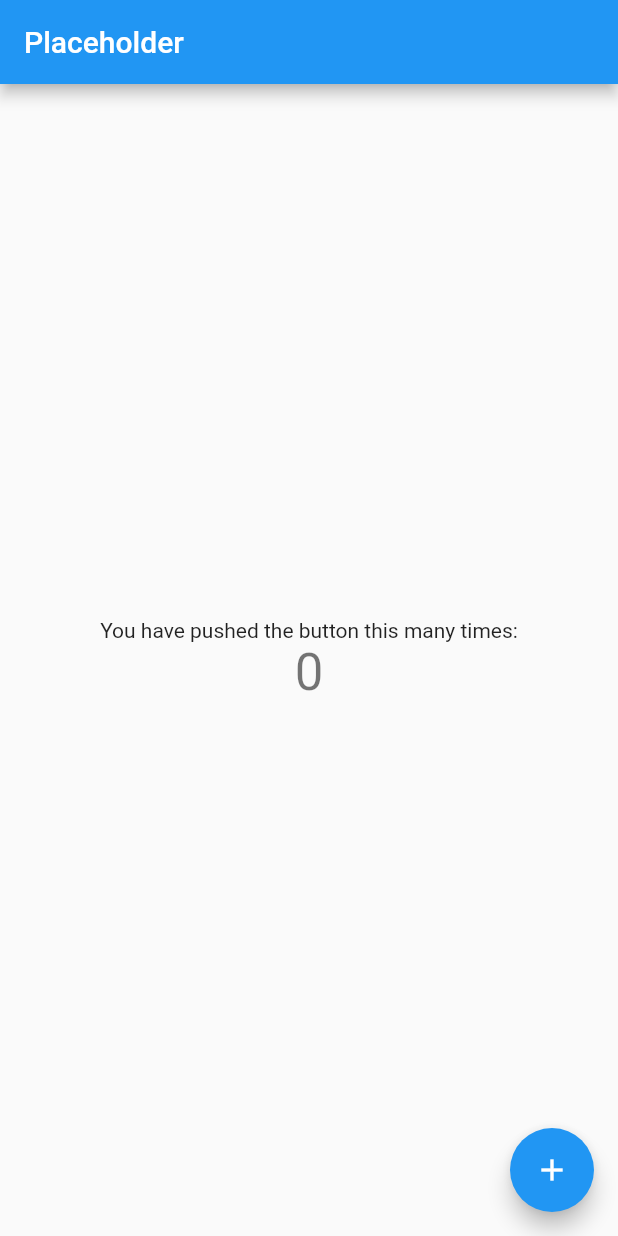
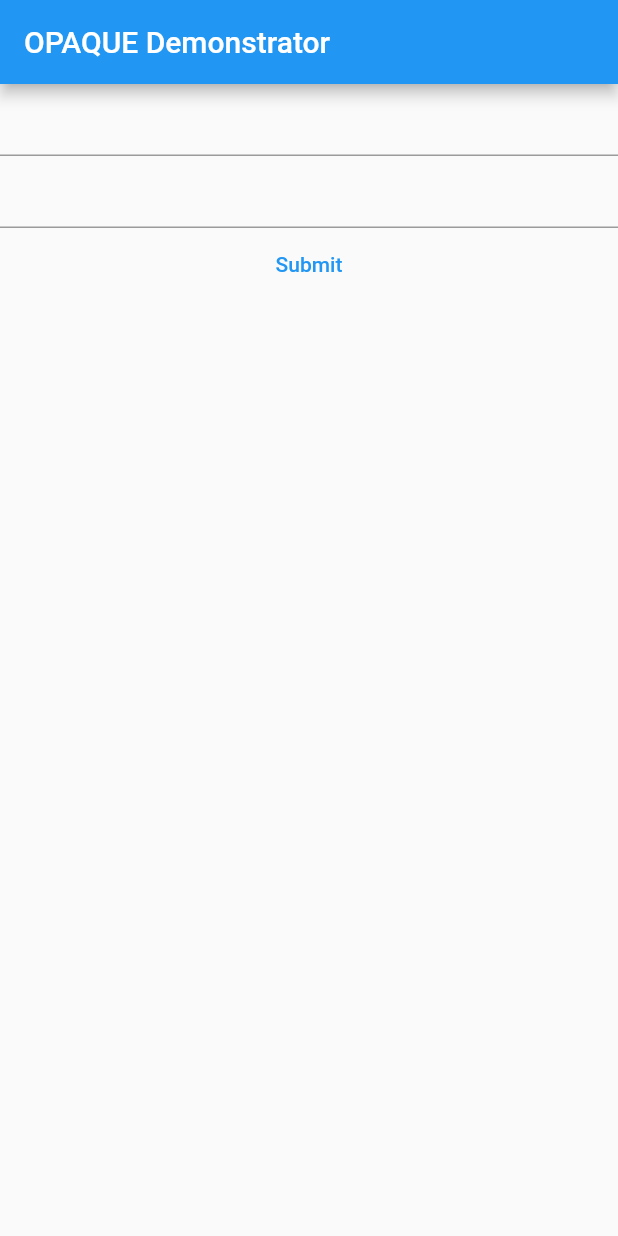
Before and after one commit to BjoernPetersen/ba-code, a Flutter app: the screen it shows after launch, on a phone screen of 412 x 824 dp. Run offline on Flutter 3.47's test engine with Material 2 defaults, Android fonts, the phone set to English and light mode, and no system bars; missing offline and left inert: cryptography, pointycastle.

Commit message:
Fix build and implement extremely barebones login form

```diff
--- a/app/lib/main.dart
+++ b/app/lib/main.dart
@@ -1,4 +1,5 @@
 import 'package:flutter/material.dart';
+import 'package:opaque_app/ui/login/page.dart';
 
 void main() {
   runApp(const MyApp());
@@ -11,105 +12,11 @@ class MyApp extends StatelessWidget {
   @override
   Widget build(BuildContext context) {
     return MaterialApp(
-      title: 'Flutter Demo',
+      title: 'Opaque Demonstrator',
       theme: ThemeData(
-        // This is the theme of your application.
-        //
-        // Try running your application with "flutter run". You'll see the
-        // application has a blue toolbar. Then, without quitting the app, try
-        // changing the primarySwatch below to Colors.green and then invoke
-        // "hot reload" (press "r" in the console where you ran "flutter run",
-        // or simply save your changes to "hot reload" in a Flutter IDE).
-        // Notice that the counter didn't reset back to zero; the application
-        // is not restarted.
         primarySwatch: Colors.blue,
       ),
-      home: const MyHomePage(title: 'Placeholder'),
+      home: const LoginPage(),
     );
   }
 }
-
-class MyHomePage extends StatefulWidget {
-  const MyHomePage({Key? key, required this.title}) : super(key: key);
-
-  // This widget is the home page of your application. It is stateful, meaning
-  // that it has a State object (defined below) that contains fields that affect
-  // how it looks.
-
-  // This class is the configuration for the state. It holds the values (in this
-  // case the title) provided by the parent (in this case the App widget) and
-  // used by the build method of the State. Fields in a Widget subclass are
-  // always marked "final".
-
-  final String title;
-
-  @override
-  State<MyHomePage> createState() => _MyHomePageState();
-}
-
-class _MyHomePageState extends State<MyHomePage> {
-  int _counter = 0;
-
-  void _incrementCounter() {
-    setState(() {
-      // This call to setState tells the Flutter framework that something has
-      // changed in this State, which causes it to rerun the build method below
-      // so that the display can reflect the updated values. If we changed
-      // _counter without calling setState(), then the build method would not be
-      // called again, and so nothing would appear to happen.
-      _counter++;
-    });
-  }
-
-  @override
-  Widget build(BuildContext context) {
-    // This method is rerun every time setState is called, for instance as done
-    // by the _incrementCounter method above.
-    //
-    // The Flutter framework has been optimized to make rerunning build methods
-    // fast, so that you can just rebuild anything that needs updating rather
-    // than having to individually change instances of widgets.
-    return Scaffold(
-      appBar: AppBar(
-        // Here we take the value from the MyHomePage object that was created by
-        // the App.build method, and use it to set our appbar title.
-        title: Text(widget.title),
-      ),
-      body: Center(
-        // Center is a layout widget. It takes a single child and positions it
-        // in the middle of the parent.
-        child: Column(
-          // Column is also a layout widget. It takes a list of children and
-          // arranges them vertically. By default, it sizes itself to fit its
-          // children horizontally, and tries to be as tall as its parent.
-          //
-          // Invoke "debug painting" (press "p" in the console, choose the
-          // "Toggle Debug Paint" action from the Flutter Inspector in Android
-          // Studio, or the "Toggle Debug Paint" command in Visual Studio Code)
-          // to see the wireframe for each widget.
-          //
-          // Column has various properties to control how it sizes itself and
-          // how it positions its children. Here we use mainAxisAlignment to
-          // center the children vertically; the main axis here is the vertical
-          // axis because Columns are vertical (the cross axis would be
-          // horizontal).
-          mainAxisAlignment: MainAxisAlignment.center,
-          children: <Widget>[
-            const Text(
-              'You have pushed the button this many times:',
-            ),
-            Text(
-              '$_counter',
-              style: Theme.of(context).textTheme.headline4,
-            ),
-          ],
-        ),
-      ),
-      floatingActionButton: FloatingActionButton(
-        onPressed: _incrementCounter,
-        tooltip: 'Increment',
-        child: const Icon(Icons.add),
-      ), // This trailing comma makes auto-formatting nicer for build methods.
-    );
-  }
-}
--- /dev/null
+++ b/app/lib/ui/login/page.dart
@@ -0,0 +1,63 @@
+import 'package:flutter/material.dart';
+
+class LoginPage extends StatelessWidget {
+  const LoginPage({Key? key}) : super(key: key);
+
+  @override
+  Widget build(BuildContext context) {
+    return Scaffold(
+      appBar: AppBar(
+        title: const Text('OPAQUE Demonstrator'),
+      ),
+      body: const Center(
+        child: _LoginForm(),
+      ),
+    );
+  }
+}
+
+class _LoginForm extends StatefulWidget {
+  const _LoginForm({Key? key}) : super(key: key);
+
+  @override
+  State<_LoginForm> createState() => _LoginFormState();
+}
+
+class _LoginFormState extends State<_LoginForm> {
+  late final TextEditingController _usernameController;
+  late final TextEditingController _passwordController;
+
+  @override
+  void initState() {
+    super.initState();
+    _usernameController = TextEditingController();
+    _passwordController = TextEditingController();
+  }
+
+  @override
+  void dispose() {
+    _usernameController.dispose();
+    _passwordController.dispose();
+    super.dispose();
+  }
+
+  Future<void> _submit() async {}
+
+  @override
+  Widget build(BuildContext context) {
+    return Column(
+      children: [
+        TextField(controller: _usernameController),
+        TextField(
+          controller: _passwordController,
+          obscureText: true,
+          keyboardType: TextInputType.visiblePassword,
+        ),
+        TextButton(
+          onPressed: _submit,
+          child: const Text('Submit'),
+        ),
+      ],
+    );
+  }
+}
```
Also changed, not shown: app/pubspec.lock, 1 other file.
